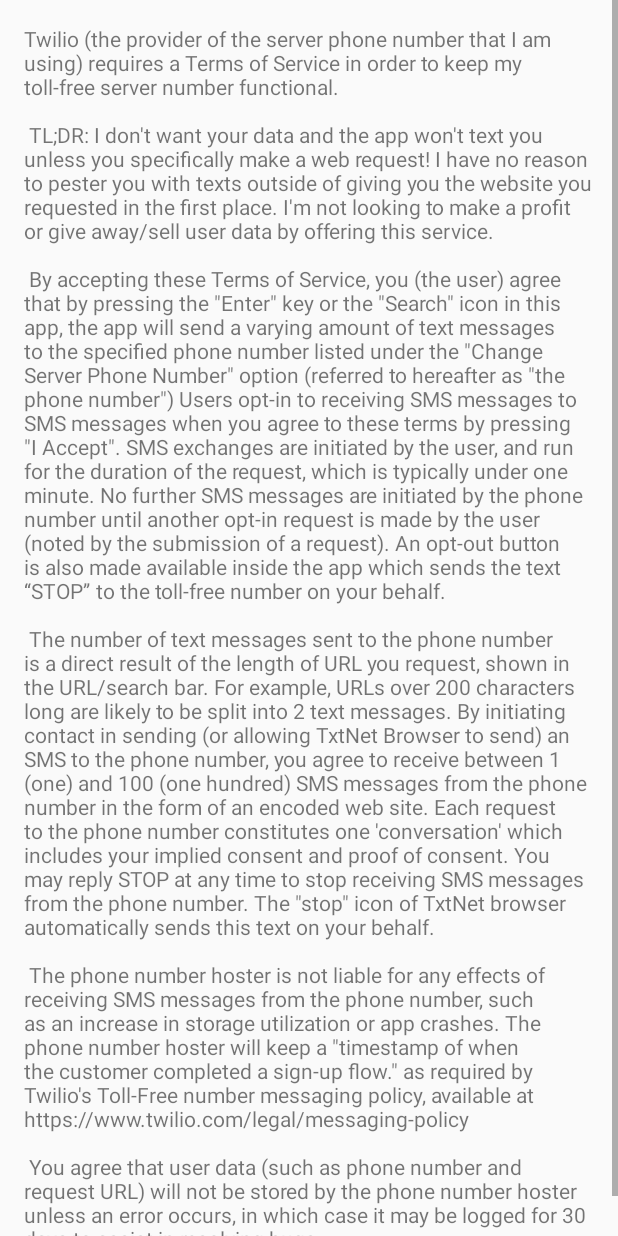
After one commit to lukeaschenbrenner/TxtNet-Browser, an Android app: the layout dialog_termsconditions.xml on its own in the app's theme, with its tools: preview values and no code run, on a phone screen of 412 x 824 dp. The commit adds this screen. Run offline under Robolectric (Android 15) with nearby library versions, the phone set to English and light mode, and no system bars.

Commit message:
Added a Terms and Conditions dialog upon first boot in compliance with Twilio's new regulations

```diff
--- a/app/src/main/java/com/txtnet/txtnetbrowser/MainBrowserScreen.java
+++ b/app/src/main/java/com/txtnet/txtnetbrowser/MainBrowserScreen.java
@@ -134,6 +134,12 @@
             }
 
 
+
+            boolean isTosAccepted = preferences.getBoolean(getString(R.string.is_tosaccepted), false);
+            if(!isTosAccepted){
+                TermsConditionsDialogFragment dialogFragment = new TermsConditionsDialogFragment();
+                dialogFragment.show(getSupportFragmentManager(), "terms");
+            }
 
 
             urlEditText = (EditText) findViewById(R.id.web_address_edit_text);
--- /dev/null
+++ b/app/src/main/res/layout/dialog_termsconditions.xml
@@ -0,0 +1,31 @@
+<?xml version="1.0" encoding="utf-8"?>
+
+<androidx.core.widget.NestedScrollView xmlns:android="http://schemas.android.com/apk/res/android"
+    xmlns:app="http://schemas.android.com/apk/res-auto"
+    xmlns:tools="http://schemas.android.com/tools"
+    android:scrollbars="vertical"
+    android:layout_width="match_parent"
+    android:layout_height="match_parent"
+    android:fillViewport="false"
+    android:id="@+id/termsConditions">
+
+        <LinearLayout
+            xmlns:app="http://schemas.android.com/apk/res-auto"
+            xmlns:tools="http://schemas.android.com/tools"
+            android:padding="16dp"
+            android:layout_width="match_parent"
+            android:layout_height="40dp"
+            >
+
+                <TextView
+                    android:id="@+id/termsconditions_textview"
+                    android:layout_height="wrap_content"
+                    android:layout_width="wrap_content"
+                    android:singleLine="false"
+                    android:orientation="vertical"
+                    android:scrollbars="vertical"
+                    android:text="@string/optin_confirmation_terms" />
+
+        </LinearLayout>
+
+</androidx.core.widget.NestedScrollView>
--- a/app/src/main/res/values/strings.xml
+++ b/app/src/main/res/values/strings.xml
@@ -7,4 +7,25 @@
     <string name="is_accessed">isAccessed</string>
     <string name="phone_number">phoneNumber</string>
     <string name="default_phone">+18884842216</string>
+    <string name="optin_confirmation_terms">
+        Twilio (the provider of the server phone number that I am using) requires a Terms of Service in order to keep my toll-free server number functional.
+\n\n
+        TL;DR: I don\'t want your data and the app won\'t text you unless you specifically make a web request! I have no reason to pester you with texts outside of giving you the website you requested in the first place. I\'m not looking to make a profit or give away/sell user data by offering this service.
+\n\n
+        By accepting these Terms of Service, you (the user) agree that by pressing the \"Enter\" key or the \"Search\" icon in this app, the app will send a varying amount of text messages to the specified phone number listed under the \"Change Server Phone Number\" option (referred to hereafter as \"the phone number\")
+        Users opt-in to receiving SMS messages to SMS messages when you agree to these terms by pressing \"I Accept\". SMS exchanges are initiated by the user, and run for the duration of the request, which is typically under one minute. No further SMS messages are initiated by the phone number until another opt-in request is made by the user (noted by the submission of a request). An opt-out button is also made available inside the app which sends the text \“STOP\” to the toll-free number on your behalf.
+\n\n
+        The number of text messages sent to the phone number is a direct result of the length of URL you request, shown in the URL/search bar. For example, URLs over 200 characters long are likely to be split into 2 text messages.
+        By initiating contact in sending (or allowing TxtNet Browser to send) an SMS to the phone number, you agree to receive between 1 (one) and 100 (one hundred) SMS messages from the phone number in the form of an encoded web site. Each request to the phone number constitutes one \'conversation\' which includes your implied consent and proof of consent.
+        You may reply STOP at any time to stop receiving SMS messages from the phone number. The \"stop\" icon of TxtNet browser automatically sends this text on your behalf.
+\n\n
+        The phone number hoster is not liable for any effects of receiving SMS messages from the phone number, such as an increase in storage utilization or app crashes.
+        The phone number hoster will keep a \"timestamp of when the customer completed a sign-up flow.\" as required by Twilio\'s Toll-Free number messaging policy, available at https://www.twilio.com/legal/messaging-policy
+\n\n
+        You agree that user data (such as phone number and request URL) will not be stored by the phone number hoster unless an error occurs, in which case it may be logged for 30 days to assist in resolving bugs.
+
+    </string>
+    <string name="accept">I Accept</string>
+    <string name="cancel">Close App</string>
+    <string name="is_tosaccepted">isTosAccepted</string>
 </resources>
```
Also changed, not shown: app/src/main/java/com/txtnet/txtnetbrowser/TermsConditionsDialogFragment.java (added, +66 -0 lines).
